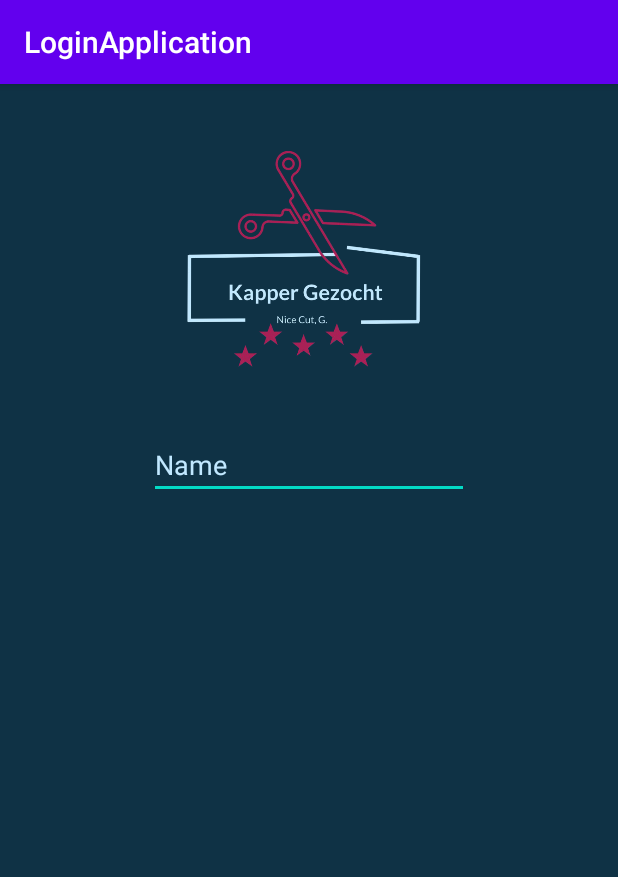
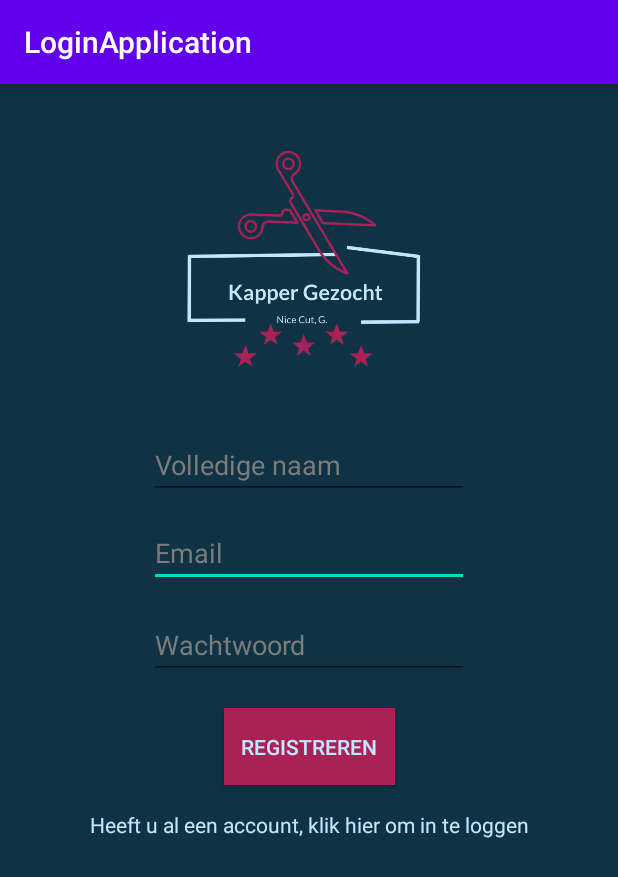
Before and after one commit to Blamant/LoginApplication, an Android app: the RegisterActivity screen opened directly, with no data from a screen before it, on a phone screen of 412 x 824 dp. Shown: the top 877 px of the screen. Run offline under Robolectric (Android 15) with nearby library versions, the phone set to English and light mode, and no system bars.

```diff
--- a/app/src/main/java/com/example/loginapplication/RegisterActivity.java
+++ b/app/src/main/java/com/example/loginapplication/RegisterActivity.java
@@ -1,13 +1,63 @@
 package com.example.loginapplication;
 
+import android.content.Intent;
+import android.text.TextUtils;
+import android.view.View;
+import android.widget.Button;
+import android.widget.EditText;
+import android.widget.TextView;
 import androidx.appcompat.app.AppCompatActivity;
 import android.os.Bundle;
 
 public class RegisterActivity extends AppCompatActivity {
+    EditText eFullName, eEmail, ePassword;
+    Button ebtnRegister;
+    TextView ebtnLogin;
+
 
     @Override
     protected void onCreate(Bundle savedInstanceState) {
         super.onCreate(savedInstanceState);
         setContentView(R.layout.activity_register);
+
+        eFullName = findViewById(R.id.edtFullName);
+        eEmail = findViewById(R.id.edtEmail);
+        ePassword = findViewById(R.id.edtPassword);
+        ebtnRegister = findViewById(R.id.btnRegister);
+        ebtnLogin = findViewById(R.id.tvAlreadyAnAccount);
+
+
+
+        ebtnRegister.setOnClickListener(new View.OnClickListener() {
+            @Override
+            public void onClick(View v) {
+                String email = eEmail.getText().toString().trim();
+                String password = ePassword.getText().toString().trim();
+
+                if(TextUtils.isEmpty(email)){
+                    eEmail.setError("Email is verplicht");
+                    return;
+                }
+                if(TextUtils.isEmpty(password)){
+                    ePassword.setError("Wachtwoord is verplicht");
+                    return;
+                }
+
+                if(password.length() < 6){
+                    ePassword.setError("Wachtwoord moet langer dan 6 karakters zijn");
+                    return;
+                }
+
+
+            }
+        });
+
+        ebtnLogin.setOnClickListener(new View.OnClickListener() {
+            @Override
+            public void onClick(View v) {
+                Intent intent = new Intent(RegisterActivity.this, LoginActivity.class);
+                startActivity(intent);
+            }
+        });
     }
 }
--- a/app/src/main/res/layout/activity_register.xml
+++ b/app/src/main/res/layout/activity_register.xml
@@ -6,19 +6,31 @@
         android:layout_width="match_parent"
         android:layout_height="match_parent"
         android:background="#0F3245"
-        tools:context=".RegisterActivity">
+        tools:context=".RegisterActivity" android:id="@+id/tvAlreadyAccount">
 
     <EditText
             android:layout_width="wrap_content"
             android:layout_height="wrap_content"
             android:inputType="textPersonName"
-            android:text="Name"
             android:textColor="#C1E8FF"
             android:ems="10"
             android:id="@+id/edtEmail"
-            app:layout_constraintTop_toTopOf="parent"
             app:layout_constraintBottom_toBottomOf="parent" app:layout_constraintStart_toStartOf="parent"
-            app:layout_constraintEnd_toEndOf="parent" app:layout_constraintVertical_bias="0.32"/>
+            app:layout_constraintEnd_toEndOf="parent" app:layout_constraintVertical_bias="0.03"
+            android:hint="Email"
+            android:textColorHint="#7b7d7d"
+            app:layout_constraintTop_toBottomOf="@+id/edtFullName"/>
+    <EditText
+            android:layout_width="wrap_content"
+            android:layout_height="wrap_content"
+            android:inputType="textPersonName"
+            android:ems="10"
+            android:id="@+id/edtPassword"
+            android:textColorHint="#7b7d7d"
+            app:layout_constraintTop_toBottomOf="@+id/edtEmail"
+            app:layout_constraintBottom_toBottomOf="parent" app:layout_constraintStart_toStartOf="parent"
+            app:layout_constraintEnd_toEndOf="parent" app:layout_constraintVertical_bias="0.042"
+            android:hint="Wachtwoord"/>
     <ImageView
             android:layout_width="195dp"
             android:layout_height="188dp" app:srcCompat="@drawable/logo_swag_removebg"
@@ -26,4 +38,31 @@
             app:layout_constraintVertical_bias="0.04000002"
             app:layout_constraintStart_toStartOf="parent" app:layout_constraintEnd_toEndOf="parent"
             app:layout_constraintBottom_toBottomOf="parent"/>
+    <EditText
+            android:layout_width="wrap_content"
+            android:layout_height="wrap_content"
+            android:inputType="textPersonName"
+            android:ems="10"
+            android:textColorHint="#7b7d7d"
+            android:id="@+id/edtFullName"
+            app:layout_constraintTop_toTopOf="parent" app:layout_constraintStart_toStartOf="parent"
+            app:layout_constraintEnd_toEndOf="parent" app:layout_constraintBottom_toBottomOf="parent"
+            android:hint="Volledige naam" app:layout_constraintVertical_bias="0.32"/>
+    <TextView
+            android:text="Heeft u al een account, klik hier om in te loggen"
+            android:layout_width="wrap_content"
+            android:textColor="#C1E8FF"
+            android:layout_height="wrap_content" android:id="@+id/tvAlreadyAnAccount"
+            app:layout_constraintStart_toStartOf="parent" app:layout_constraintBottom_toBottomOf="parent"
+            app:layout_constraintEnd_toEndOf="parent" app:layout_constraintTop_toBottomOf="@+id/btnRegister"
+            app:layout_constraintVertical_bias="0.060000002"/>
+    <Button
+            android:text="Registreren"
+            android:layout_width="114dp"
+            android:background="#A92255"
+            android:textColor="#C1E8FF"
+            android:layout_height="51dp" android:id="@+id/btnRegister"
+            app:layout_constraintTop_toBottomOf="@+id/edtPassword"
+            app:layout_constraintBottom_toBottomOf="parent" app:layout_constraintStart_toStartOf="parent"
+            app:layout_constraintEnd_toEndOf="parent" app:layout_constraintVertical_bias="0.060000002"/>
 </androidx.constraintlayout.widget.ConstraintLayout>
--- /dev/null
+++ b/app/src/main/res/values/dimens.xml
@@ -0,0 +1,5 @@
+<resources>
+    <!-- Default screen margins, per the Android Design guidelines. -->
+    <dimen name="activity_horizontal_margin">16dp</dimen>
+    <dimen name="activity_vertical_margin">16dp</dimen>
+</resources>
```
Also changed, not shown: app/src/main/java/com/example/loginapplication/data/LoginDataSource.java (added, +29 -0 lines), app/src/main/java/com/example/loginapplication/data/LoginRepository.java (added, +54 -0 lines), app/src/main/java/com/example/loginapplication/data/Result.java (added, +48 -0 lines), app/src/main/java/com/example/loginapplication/data/model/LoggedInUser.java (added, +23 -0 lines), app/src/main/java/com/example/loginapplication/ui/login/LoggedInUserView.java (added, +17 -0 lines), app/src/main/java/com/example/loginapplication/ui/login/LoginFormState.java (added, +40 -0 lines), app/src/main/java/com/example/loginapplication/ui/login/LoginResult.java (added, +31 -0 lines), app/src/main/java/com/example/loginapplication/ui/login/LoginViewModel.java (added, +69 -0 lines), app/src/main/java/com/example/loginapplication/ui/login/LoginViewModelFactory.java (added, +26 -0 lines), app/src/main/java/com/example/loginapplication/ui/login/RegisterActivity.java (added, +127 -0 lines), app/src/main/res/layout/login_activity.xml (+9 -1 lines).
